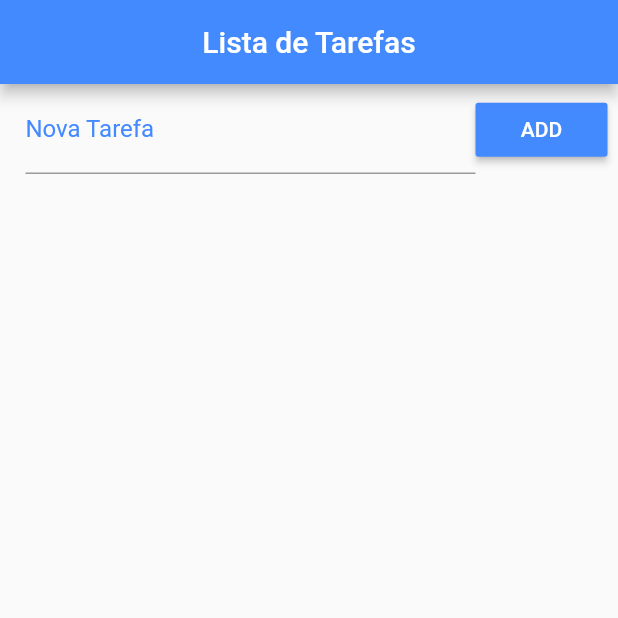
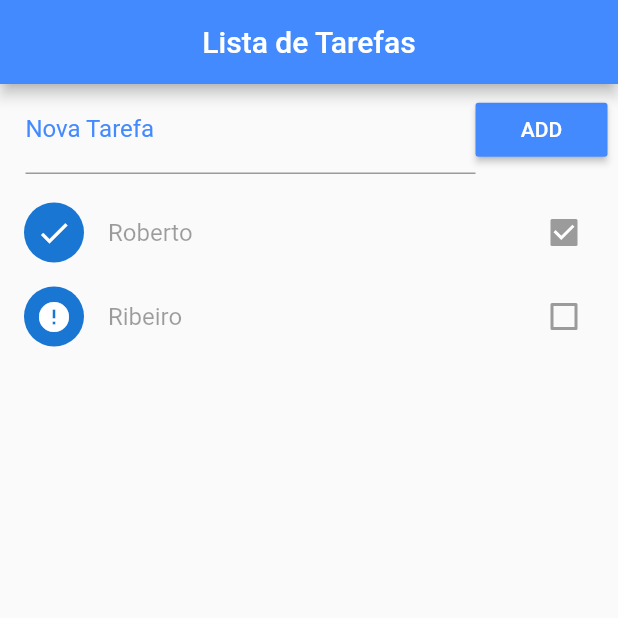
Before and after one commit to robertov8/lista_tarefas, a Flutter app: the screen it shows after launch, on a phone screen of 412 x 824 dp, the top half of it. Run offline on Flutter 3.47's test engine with Material 2 defaults, Android fonts, the phone set to English and light mode, and no system bars.

Commit message:
58 - Criando a Lista

```diff
--- a/lib/main.dart
+++ b/lib/main.dart
@@ -35,7 +35,7 @@ class Home extends StatefulWidget {
 }
 
 class _HomeState extends State<Home> {
-  List _todoList = [];
+  List _todoList = [{'title': 'Roberto', 'ok': true}, {'title': 'Ribeiro', 'ok': false}];
 
   Future<File> _getFile() async {
     final directory = await getApplicationDocumentsDirectory();
@@ -71,7 +71,8 @@ class _HomeState extends State<Home> {
             padding: EdgeInsets.fromLTRB(17.0, 1.0, 7.0, 1.0),
             child: Row(
               children: <Widget>[
-                Expanded(child: TextField(
+                Expanded(
+                    child: TextField(
                   decoration: InputDecoration(
                       labelText: 'Nova Tarefa',
                       labelStyle: TextStyle(color: Colors.blueAccent)),
@@ -84,7 +85,22 @@ class _HomeState extends State<Home> {
                 )
               ],
             ),
-          )
+          ),
+          Expanded(
+              child: ListView.builder(
+                  padding: EdgeInsets.only(top: 10.0),
+                  itemCount: _todoList.length,
+                  itemBuilder: (context, index) {
+                    return CheckboxListTile(
+                      title: Text(_todoList[index]['title']),
+                      value: _todoList[index]['ok'],
+                      secondary: CircleAvatar(
+                        child: Icon(_todoList[index]['ok']
+                            ? Icons.check
+                            : Icons.error),
+                      ),
+                    );
+                  }))
         ],
       ),
     );
```
